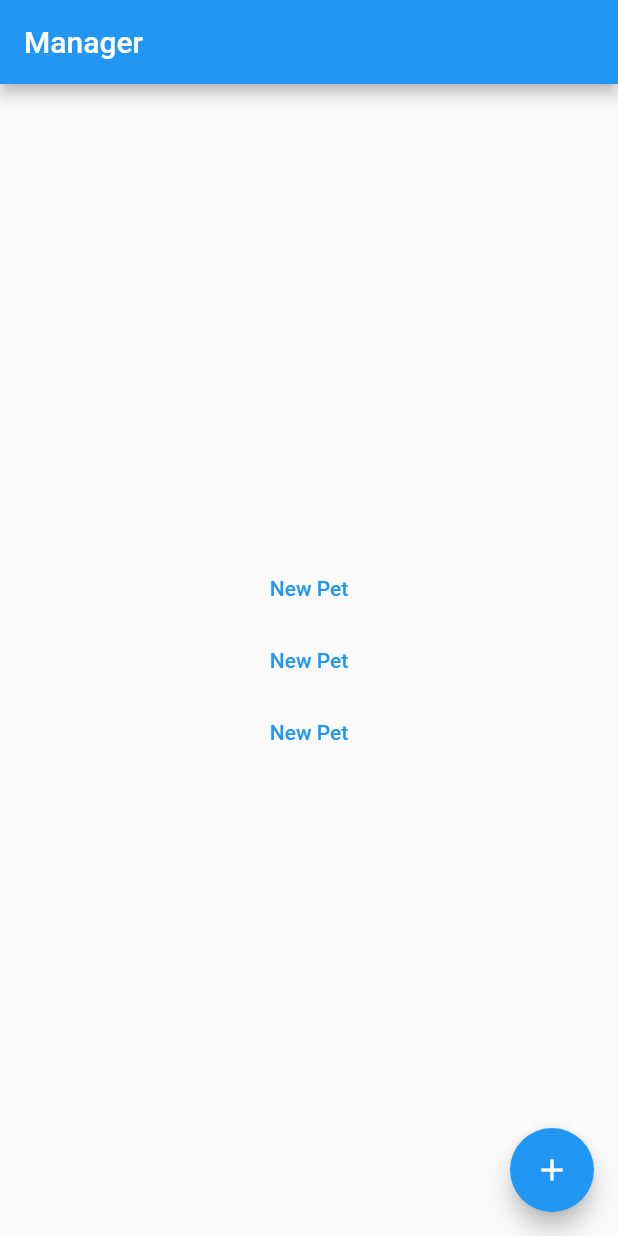
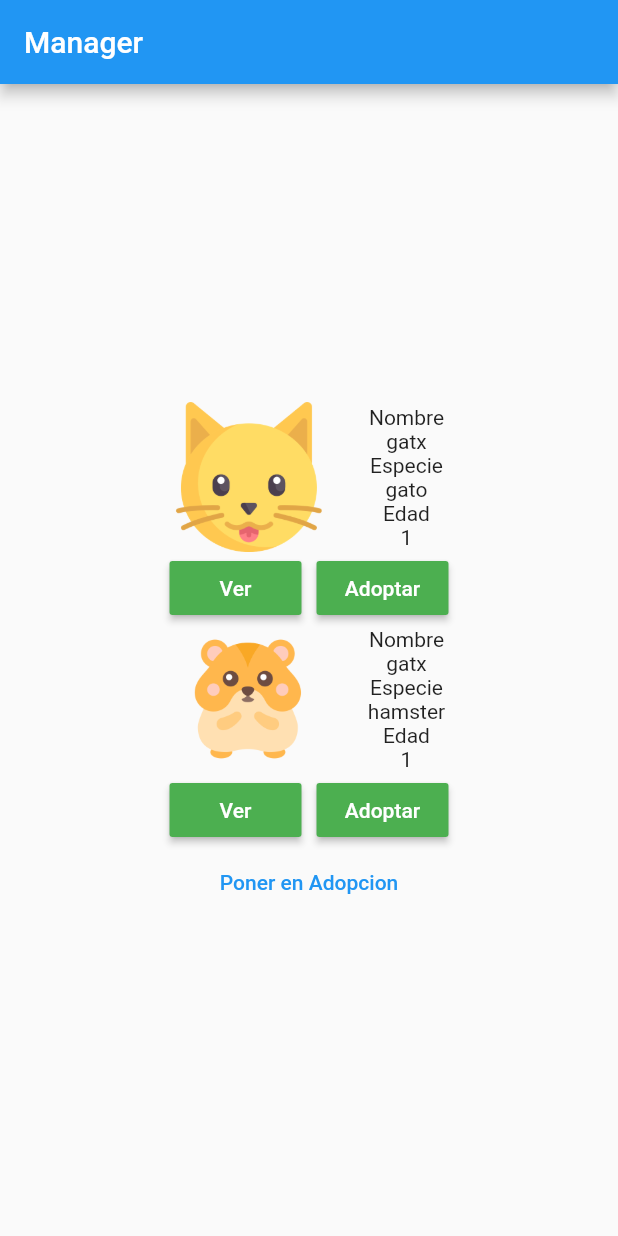
Before and after one commit to DylanEscala/GUIlp, a Flutter app: the screen it shows after launch, on a phone screen of 412 x 824 dp. Run offline on Flutter 3.47's test engine with Material 2 defaults, Android fonts, the phone set to English and light mode, and no system bars.

Commit message:
"Some Pages added"

```diff
--- /dev/null
+++ b/proyectolp/lib/src/pages/PetWidget.dart
@@ -0,0 +1,47 @@
+import 'package:flutter/material.dart';
+class PetWidget {
+  String especie;
+  String raza;
+  int edad;
+  String genero;
+  String nombre;
+  String imagen;
+  int id;
+  PetWidget(String especie, String raza, int edad, String genero, String nombre,int id){
+    this.especie=especie;
+    this.edad=edad;
+    this.raza=raza;
+    this.genero=genero;
+    this.nombre=nombre;
+    setimagen();
+    this.id=id;
+  }
+  void adoptar(){
+    //mandar datos al host y actualizar
+  }
+  Widget widgepantallainicio(){
+    Widget mainrow = Column(children: <Widget>[Row(mainAxisAlignment: MainAxisAlignment.center,children: <Widget> [
+      Image(width: 100,height: 100,image: AssetImage(imagen)),
+      SizedBox(width: 30),
+      Column(mainAxisAlignment: MainAxisAlignment.start,children: <Widget>[
+        Text('Nombre'),
+        Text(nombre),
+        Text('Especie'),
+        Text(especie),
+        Text('Edad'),
+        Text(edad.toString())],
+    )]
+    ),Row(mainAxisAlignment: MainAxisAlignment.center,children: <Widget>[
+      RaisedButton(onPressed: (){adoptar();},child: Text('Ver'),color: Colors.green,textColor: Colors.white,),
+      SizedBox(width: 10),
+      RaisedButton(onPressed: (){adoptar();},child: Text('Adoptar'),color: Colors.green,textColor: Colors.white,)],)]);
+    return mainrow;
+  }
+  void  setimagen(){
+  try{
+    imagen='images/'+especie+'.png';
+  }catch (e){
+    imagen='images/otro.jpg';
+  }
+  }
+}
--- /dev/null
+++ b/proyectolp/lib/src/pages/ViewPetPage.dart
@@ -0,0 +1,28 @@
+import 'package:flutter/material.dart';
+class ViewPage {
+  Widget ViewPageMethod(String especie,  String raza,  int edad,  String genero,  String nombre, String imagen){
+    Widget mainrow = Column(children: <Widget>[Row(mainAxisAlignment: MainAxisAlignment.center,children: <Widget> [
+      Image(width: 100,height: 100,image: AssetImage(imagen)),
+      SizedBox(width: 30),
+      Column(mainAxisAlignment: MainAxisAlignment.start,children: <Widget>[
+        Text('Nombre'),
+        Text(nombre),
+        Text('Especie'),
+        Text(especie),
+        Text('Raza'),
+        Text(raza.toString()),
+        Text('Edad'),
+        Text(edad.toString()),
+        Text('Genero'),
+        Text(genero.toString()),
+        ],
+      )]
+    ),Row(mainAxisAlignment: MainAxisAlignment.center,children: <Widget>[
+      RaisedButton(onPressed: (){cerrar();},child: Text('Cerrar'),color: Colors.green,textColor: Colors.white,),
+    ],)]);
+    return mainrow;
+  }
+  void cerrar(){
+
+  }
+}
--- a/proyectolp/lib/src/pages/managerhomepage.dart
+++ b/proyectolp/lib/src/pages/managerhomepage.dart
@@ -1,4 +1,5 @@
 import 'package:flutter/material.dart';
+import 'package:proyectolp/src/pages/PetWidget.dart';
 
 
 
@@ -11,30 +12,21 @@ class ManagerHomePage extends StatefulWidget {
 }
 
 class _ManagerHomeState extends State<ManagerHomePage> {
-  int _counter = 0;
-
-  void _incrementCounter() {
-    setState(() {
-      _counter++;
-    });
-  }
   List<Widget> consultarMascotas(){
-    List<Widget> lista = [
-      TextButton(
-        child: const Text('New Pet'),
-        onPressed: () {/* ... */},
-      ),
-      const SizedBox(width: 8),
-      TextButton(
-        child: const Text('New Pet'),
-        onPressed: () {/* ... */},
-      ),
-      const SizedBox(width: 8),
-    ];
+    PetWidget petprueba= new PetWidget("gato", "nuse", 1, "no binario", "gatx",1);
+    PetWidget petprueba2= new PetWidget("hamster", "nuse", 1, "no binario", "gatx",1);
+    List<Widget> lista = [petprueba.widgepantallainicio(),petprueba2.widgepantallainicio(),];
+    /*llamada funcion que retorna lista de WidgetPet
+    widgetpets()
+    for (PetWidget mascota in null){
+      lista.add(mascota.widgepantallainicio())
+    }
+    */
     lista.add(TextButton(
-      child: const Text('New Pet'),
+      child: const Text('Poner en Adopcion'),
       onPressed: () {/* ... */},
     ));
+    //const SizedBox(width: 8),
     return lista;
   }
   @override
@@ -48,11 +40,6 @@ class _ManagerHomeState extends State<ManagerHomePage> {
           mainAxisAlignment: MainAxisAlignment.center,
           children: (consultarMascotas()),
         ),
-      ),
-      floatingActionButton: FloatingActionButton(
-        onPressed: _incrementCounter,
-        tooltip: 'Increment',
-        child: Icon(Icons.add),
       ), // This trailing comma makes auto-formatting nicer for build methods.
     );
   }
```
Also changed, not shown: proyectolp/lib/main.dart (+4 -3 lines), proyectolp/lib/src/pages/FormSubmitPetPage.dart (added, +58 -0 lines).
